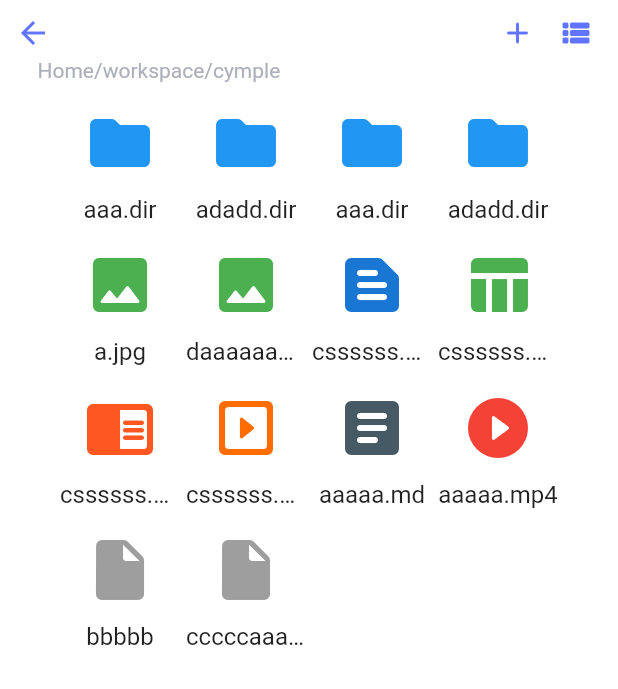
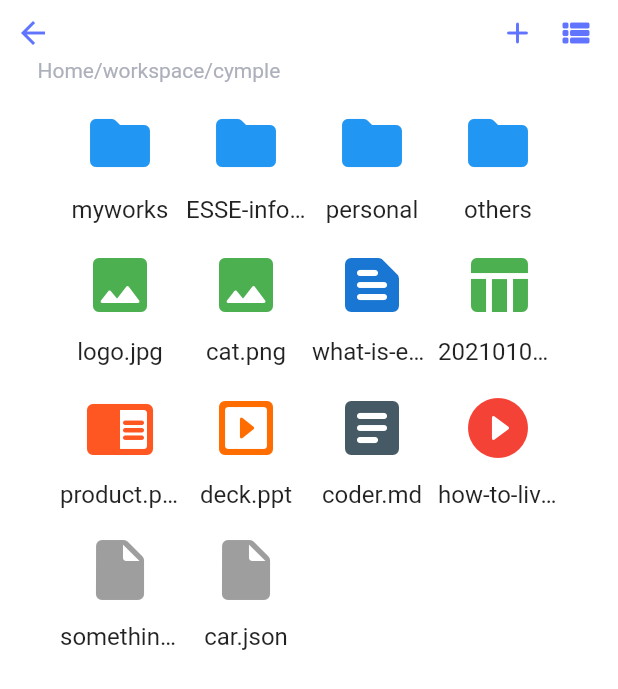
Before and after one commit to CympleTech/ESSE, a Flutter app: the FilePage screen opened directly with empty values, on a phone screen of 412 x 824 dp. Shown: the top 689 px of the screen. Run offline on Flutter 3.47's test engine with Material 2 defaults, Android fonts, the phone set to English and light mode, and no system bars; our stand-ins replace convert, device_info_plus, file_picker, flutter_localized_locales, image_gallery_saver, image_picker and 6 more; missing offline and left inert: crop, dart:html, file_selector, file_selector_platform_interface, qr_code_scanner, record and 1 more; accounts and stored records are empty; network calls fail; project files that could hold a hidden picture were left out.

Commit message:
update file manager name

```diff
--- a/lib/pages/file.dart
+++ b/lib/pages/file.dart
@@ -97,7 +97,17 @@ class FilePage extends StatelessWidget {
   final String title;
   const FilePage({Key key, this.title}) : super(key: key);
 
+  String remove_dir(String name) {
+    if (name.endsWith('.dir')) {
+      final i = name.lastIndexOf('.');
+      return name.substring(0, i);
+    }
+
+    return name;
+  }
+
   Widget item(String name) {
+    final trueName = remove_dir(name);
     return Container(
       width: 80.0,
       child: Column(
@@ -111,8 +121,8 @@ class FilePage extends StatelessWidget {
             child: fileIcon(name, 48.0),
           ),
           Tooltip(
-            message: name,
-            child: Text(name, style: TextStyle(fontSize: 16.0), maxLines: 1, overflow: TextOverflow.ellipsis),
+            message: trueName,
+            child: Text(trueName, style: TextStyle(fontSize: 16.0), maxLines: 1, overflow: TextOverflow.ellipsis),
           )
         ]
       )
@@ -212,20 +222,20 @@ class FilePage extends StatelessWidget {
                   runSpacing: 16.0,
                   alignment: WrapAlignment.start,
                   children: <Widget> [
-                    item('aaa.dir'),
-                    item('adadd.dir'),
-                    item('aaa.dir'),
-                    item('adadd.dir'),
-                    item('a.jpg'),
-                    item('daaaaaaaa.png'),
-                    item('cssssss.doc'),
-                    item('cssssss.xls'),
-                    item('cssssss.pdf'),
-                    item('cssssss.ppt'),
-                    item('aaaaa.md'),
-                    item('aaaaa.mp4'),
-                    item('bbbbb'),
-                    item('cccccaaaaa.json'),
+                    item('myworks.dir'),
+                    item('ESSE-infos-public.dir'),
+                    item('personal.dir'),
+                    item('others.dir'),
+                    item('logo.jpg'),
+                    item('cat.png'),
+                    item('what-is-esse_en.doc'),
+                    item('20210101-customers.xls'),
+                    item('product.pdf'),
+                    item('deck.ppt'),
+                    item('coder.md'),
+                    item('how-to-live-in-happy.mp4'),
+                    item('something_important'),
+                    item('car.json'),
                   ],
                 )
               )
--- a/lib/pages/home.dart
+++ b/lib/pages/home.dart
@@ -367,7 +367,7 @@ class _HomeListState extends State<HomeList> {
                   callback: () => showFriends()),
               ListSystemApp(
                   name: lang.groups,
-                  icon: Icons.apps_rounded,
+                  icon: Icons.grid_view_rounded,
                   callback: () => showGroups()),
               ListSystemApp(
                   name: lang.files,
```
